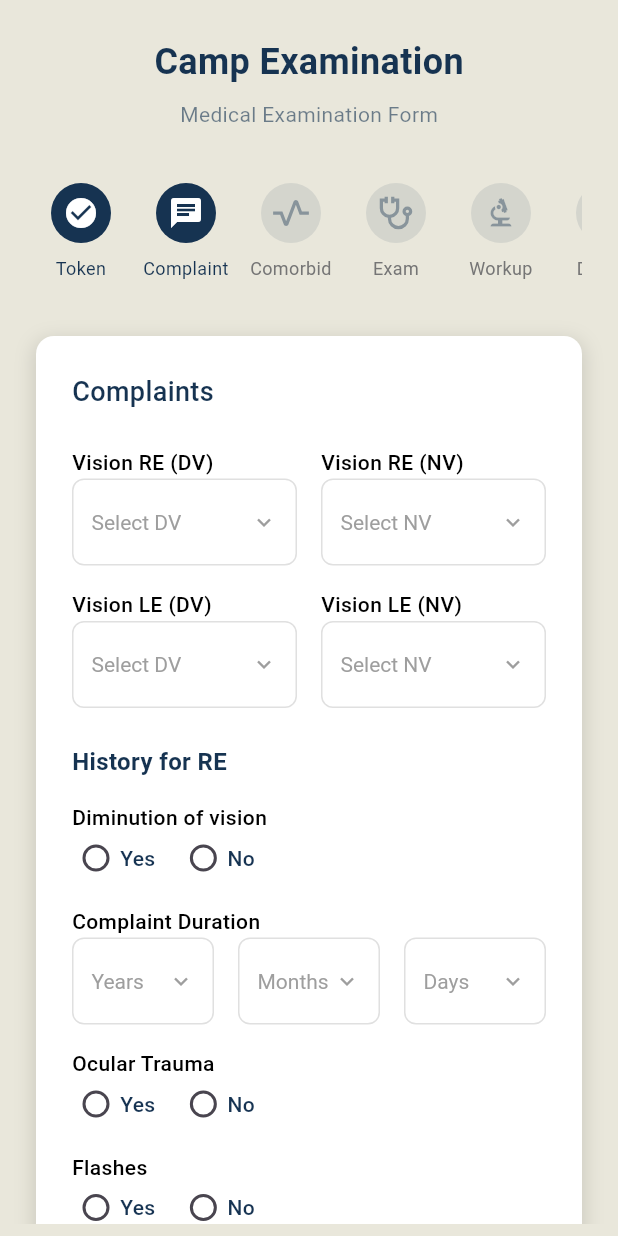
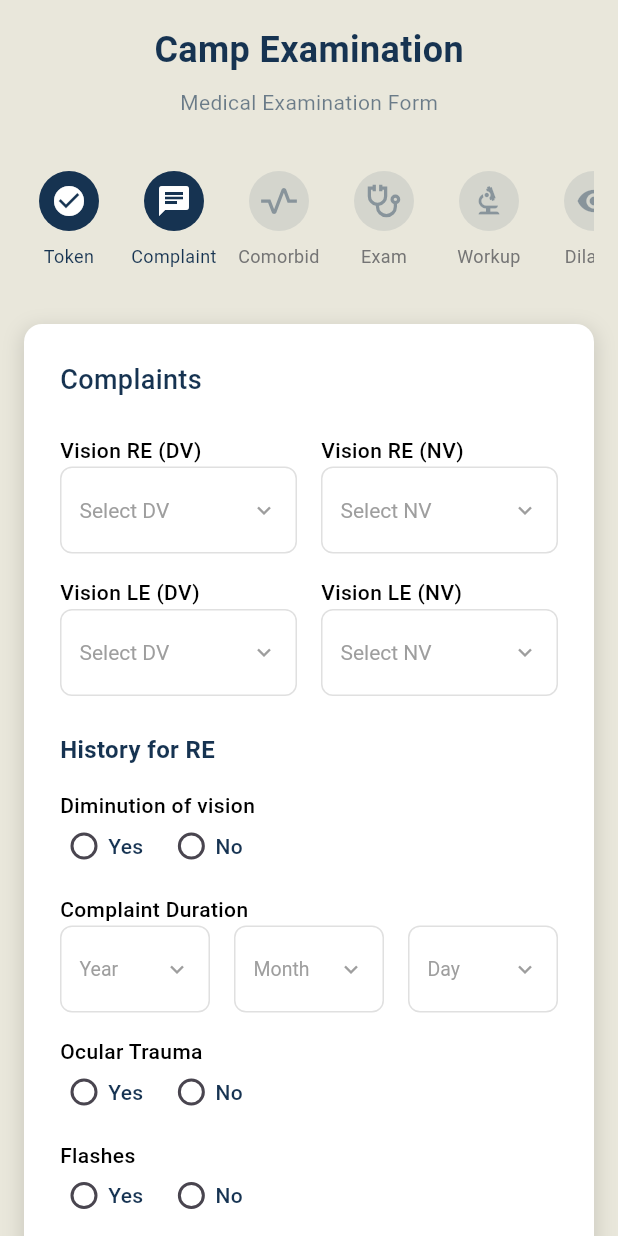
Before and after one commit to jayan110105/optha_doc, a Flutter app: the CampExamine screen opened directly with empty values, after a tap on "Complaint", on a phone screen of 412 x 824 dp. Run offline on Flutter 3.47's test engine with Material 3 defaults, Android fonts, the phone set to English and light mode, and no system bars; our stand-ins replace flutter_dotenv, flutter_svg, image_picker, pdf, printing, sqflite; missing offline and left inert: google_mlkit_text_recognition; accounts and stored records are empty; Roboto replaces fonts that are missing (Poppins).

Commit message:
Made some Design More Responsive

```diff
--- a/lib/Camp/Examine/Complaint.dart
+++ b/lib/Camp/Examine/Complaint.dart
@@ -157,7 +157,7 @@ class Complaint extends StatelessWidget {
                   children: [
                     Expanded(
                       child: CustomDropdown(
-                        hintText: "Years",
+                        hintText: "Year",
                         textStyle: const TextStyle(
                           fontSize: 14,
                           color: Color(0xFF163351),
@@ -169,12 +169,13 @@ class Complaint extends StatelessWidget {
                         onChanged: (value) {
                           updateValue('years-$eye', value!);
                         },
+                        hintFontSize: 13,
                       ),
                     ),
                     const SizedBox(width: 16),
                     Expanded(
                       child: CustomDropdown(
-                        hintText: "Months",
+                        hintText: "Month",
                         textStyle: const TextStyle(
                           fontSize: 14,
                           color: Color(0xFF163351),
@@ -186,12 +187,13 @@ class Complaint extends StatelessWidget {
                         onChanged: (value) {
                           updateValue('months-$eye', value!);
                         },
+                        hintFontSize: 13,
                       ),
                     ),
                     const SizedBox(width: 16),
                     Expanded(
                       child: CustomDropdown(
-                        hintText: "Days",
+                        hintText: "Day",
                         textStyle: const TextStyle(
                           fontSize: 14,
                           color: Color(0xFF163351),
@@ -203,6 +205,7 @@ class Complaint extends StatelessWidget {
                         onChanged: (value) {
                           updateValue('days-$eye', value!);
                         },
+                        hintFontSize: 13,
                       ),
                     ),
                   ],
--- a/lib/Camp/Examine/Workup.dart
+++ b/lib/Camp/Examine/Workup.dart
@@ -83,7 +83,7 @@ class Workup extends StatelessWidget {
                 children: [
                   const Label(text: "BP"),
                   InputField(
-                    hintText: "Enter BP value",
+                    hintText: "Enter BP",
                     isNumber: true,
                     controller: data['bp'],
                   ),
@@ -97,7 +97,7 @@ class Workup extends StatelessWidget {
                 children: [
                   const Label(text: "GRBS"),
                   InputField(
-                    hintText: "Enter GRBS value",
+                    hintText: "Enter GRBS",
                     isNumber: true,
                     controller: data['grbs'],
                   ),
--- a/lib/Camp/camp_examine.dart
+++ b/lib/Camp/camp_examine.dart
@@ -486,8 +486,6 @@ class _CampExamineState extends State<CampExamine> {
     return Scaffold(
       backgroundColor: const Color(0xFFE9E7DB),
       body: SafeArea(
-        child: Padding(
-          padding: const EdgeInsets.all(8.0),
         child: Column(
           children: [
             Expanded(
@@ -592,7 +590,6 @@ class _CampExamineState extends State<CampExamine> {
           ],
         ),
       ),
-      ),
     );
   }
 }
--- a/lib/Camp/camp_registration.dart
+++ b/lib/Camp/camp_registration.dart
@@ -261,7 +261,7 @@ class _CampRegistrationState extends State<CampRegistration> {
             Text(
               token!,
               style: TextStyle(
-                fontSize: 24,
+                fontSize: 22,
                 fontWeight: FontWeight.bold,
                 color: Color(0xFF163351),
               ),
@@ -495,8 +495,6 @@ class _CampRegistrationState extends State<CampRegistration> {
     return Scaffold(
       backgroundColor: const Color(0xFFE9E7DB),
       body: SafeArea(
-        child: Padding(
-          padding: const EdgeInsets.all(8.0),
         child: Column(
           children: [
             Expanded(
@@ -601,7 +599,6 @@ class _CampRegistrationState extends State<CampRegistration> {
           ],
         ),
       ),
-      ),
     );
   }
 }
--- a/lib/Components/CustomDropdown.dart
+++ b/lib/Components/CustomDropdown.dart
@@ -7,6 +7,7 @@ class CustomDropdown extends StatelessWidget {
   final ValueChanged<String?> onChanged;
   final TextStyle? textStyle;
   final String? hintText;
+  final double? hintFontSize; // New parameter for hint font size
 
   const CustomDropdown({
     required this.keyName,
@@ -15,6 +16,7 @@ class CustomDropdown extends StatelessWidget {
     required this.onChanged,
     this.textStyle,
     this.hintText,
+    this.hintFontSize, // Accept font size for hint
     super.key,
   });
 
@@ -34,13 +36,17 @@ class CustomDropdown extends StatelessWidget {
         value: items.contains(selectedValue) ? selectedValue : null,
         isExpanded: true,
         icon: Icon(
-            Icons.keyboard_arrow_down,
-            size: selectedValue == null ? 18 : 10,
-            color: Colors.grey
+          Icons.keyboard_arrow_down,
+          size: selectedValue == null ? 18 : 10,
+          color: Colors.grey,
         ),
         hint: Text(
           hintText ?? "Select",
-          style: const TextStyle(color: Colors.grey, fontSize: 14, fontWeight: FontWeight.normal), // Placeholder text style
+          style: TextStyle(
+            color: Colors.grey,
+            fontSize: hintFontSize ?? 14, // Apply hintFontSize
+            fontWeight: FontWeight.normal,
+          ),
         ),
         style: textStyle ??
             const TextStyle(
```
Lines whose indentation alone changed are shown as unchanged.
